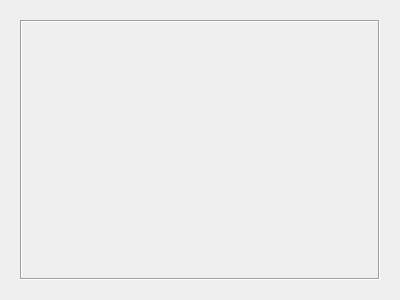
Before: the Qt Designer form favourites.ui in jorge-barroso/harvesttimer-qt, drawn with Qt 5.
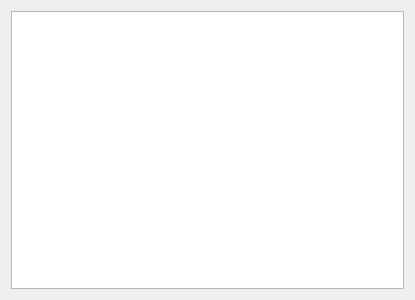
After: the same form once the commit is applied. Custom widgets are drawn as their Qt base class.

Commit message: Reimplementation of the favourites list using a QListWidget for improved handling and efficiency

```diff
--- a/favourites.ui
+++ b/favourites.ui
@@ -6,7 +6,7 @@
    <rect>
     <x>0</x>
     <y>0</y>
-    <width>400</width>
+    <width>415</width>
     <height>300</height>
    </rect>
   </property>
@@ -18,49 +18,19 @@
   </property>
   <layout class="QGridLayout" name="gridLayout">
    <item row="0" column="0">
-    <widget class="QWidget" name="favourites_widget" native="true">
-     <layout class="QVBoxLayout" name="verticalLayout_4">
-      <item>
-       <widget class="FavouritesScrollArea" name="favourites_scroll_area">
-        <property name="sizePolicy">
-         <sizepolicy hsizetype="Expanding" vsizetype="Expanding">
-          <horstretch>0</horstretch>
-          <verstretch>0</verstretch>
-         </sizepolicy>
-        </property>
-        <property name="frameShape">
-         <enum>QFrame::Box</enum>
-        </property>
-        <property name="lineWidth">
-         <number>1</number>
-        </property>
-        <property name="widgetResizable">
-         <bool>true</bool>
-        </property>
-        <widget class="QWidget" name="scroll_area_contents">
-         <property name="geometry">
-          <rect>
-           <x>0</x>
-           <y>0</y>
-           <width>360</width>
-           <height>260</height>
-          </rect>
-         </property>
-         <layout class="QVBoxLayout" name="favourites_scroll_area_widget_layout"/>
-        </widget>
-       </widget>
-      </item>
-     </layout>
+    <widget class="FavouritesList" name="favourites_list">
+     <property name="verticalScrollBarPolicy">
+      <enum>Qt::ScrollBarAlwaysOff</enum>
+     </property>
     </widget>
    </item>
   </layout>
  </widget>
  <customwidgets>
   <customwidget>
-   <class>FavouritesScrollArea</class>
-   <extends>QScrollArea</extends>
-   <header>favouritesscrollarea.h</header>
-   <container>1</container>
+   <class>FavouritesList</class>
+   <extends>QListWidget</extends>
+   <header>favouriteslist.h</header>
   </customwidget>
  </customwidgets>
  <resources/>
```
The commit also changes 11 other files.
